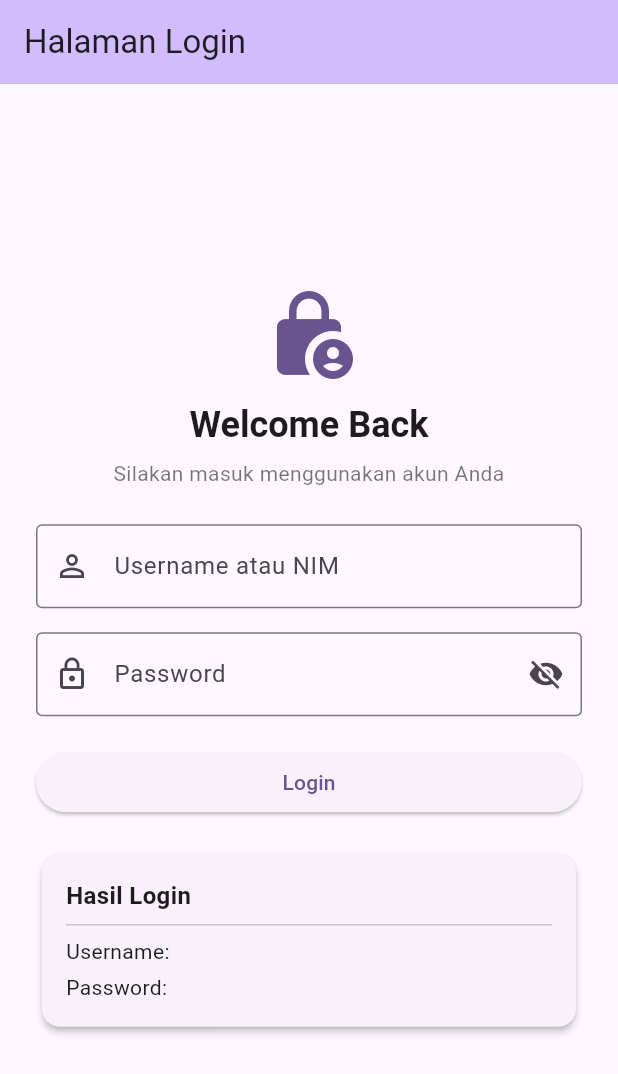
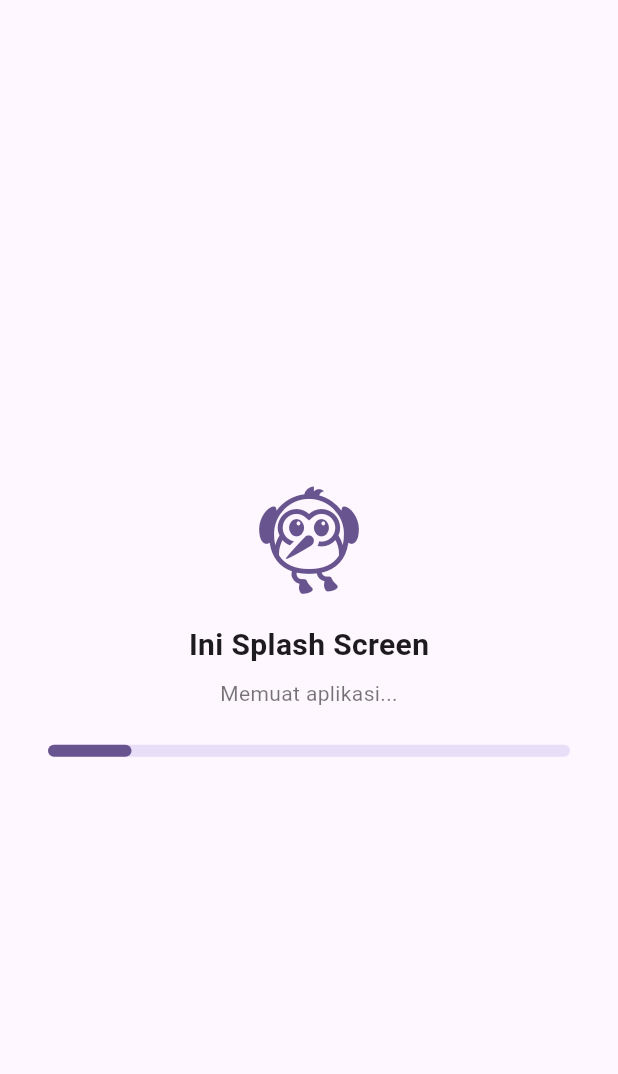
Before and after one commit to ruslibintang085-commits/tugas-ppb-flutter, a Flutter app: the first screen one second after launch, on a phone screen of 412 x 824 dp. Shown: the top 1074 px of the screen. Run offline on Flutter 3.47's test engine with Material 3 defaults, Android fonts, the phone set to English and light mode, and no system bars; our stand-ins replace shared_preferences.

Commit message:
Menambahkan Splash Screen, LinearProgressIndicator, dan SharedPreferences

```diff
--- a/lib/main.dart
+++ b/lib/main.dart
@@ -1,5 +1,7 @@
 import 'package:flutter/material.dart';
+import 'pages/splash_pages.dart';
 import 'pages/login_page.dart';
+import 'pages/my_home_page.dart';
 
 void main() {
   runApp(const MyApp());
@@ -11,13 +13,18 @@ class MyApp extends StatelessWidget {
   @override
   Widget build(BuildContext context) {
     return MaterialApp(
-      title: 'Tugas 3 Flutter',
+      title: 'Tugas PPB Flutter',
       debugShowCheckedModeBanner: false,
       theme: ThemeData(
         colorScheme: ColorScheme.fromSeed(seedColor: Colors.deepPurple),
         useMaterial3: true,
       ),
-      home: const LoginPage(title: 'Halaman Login'),
+      initialRoute: '/',
+      routes: {
+        '/': (context) => const SplashPages(),
+        '/login': (context) => const LoginPage(title: 'Halaman Login'),
+        '/home': (context) => const MyHomePage(title: 'Home / Beranda'),
+      },
     );
   }
 }
--- /dev/null
+++ b/lib/pages/splash_pages.dart
@@ -0,0 +1,93 @@
+import 'package:flutter/material.dart';
+import 'package:shared_preferences/shared_preferences.dart';
+
+class SplashPages extends StatefulWidget {
+  const SplashPages({super.key});
+
+  @override
+  State<SplashPages> createState() => _SplashPagesState();
+}
+
+class _SplashPagesState extends State<SplashPages>
+    with TickerProviderStateMixin {
+  late AnimationController _animationController;
+
+  @override
+  void initState() {
+    super.initState();
+
+    // Mengatur animasi progress bar selama 5 detik seperti contoh dosen
+    _animationController = AnimationController(
+      vsync: this,
+      duration: const Duration(seconds: 5),
+    )..addListener(() {
+        setState(() {});
+      });
+
+    _animationController.forward().whenComplete(() {
+      _cekStatusLogin();
+    });
+  }
+
+  Future<void> _cekStatusLogin() async {
+    final prefs = await SharedPreferences.getInstance();
+    final savedUsername = prefs.getString('username');
+
+    if (!mounted) return;
+
+    if (savedUsername != null && savedUsername.isNotEmpty) {
+      // Jika sudah pernah login sebelumnya, langsung masuk ke Beranda
+      Navigator.pushReplacementNamed(
+        context,
+        '/home',
+        arguments: savedUsername,
+      );
+    } else {
+      // Jika belum login, arahkan ke halaman Login
+      Navigator.pushReplacementNamed(context, '/login');
+    }
+  }
+
+  @override
+  void dispose() {
+    _animationController.dispose();
+    super.dispose();
+  }
+
+  @override
+  Widget build(BuildContext context) {
+    return Scaffold(
+      body: Center(
+        child: Padding(
+          padding: const EdgeInsets.symmetric(horizontal: 32.0),
+          child: Column(
+            mainAxisAlignment: MainAxisAlignment.center,
+            children: [
+              Icon(
+                Icons.flutter_dash,
+                size: 80,
+                color: Theme.of(context).colorScheme.primary,
+              ),
+              const SizedBox(height: 16),
+              const Text(
+                "Ini Splash Screen",
+                style: TextStyle(fontSize: 20, fontWeight: FontWeight.bold),
+              ),
+              const SizedBox(height: 8),
+              const Text(
+                "Memuat aplikasi...",
+                style: TextStyle(color: Colors.black54),
+              ),
+              const SizedBox(height: 24),
+              LinearProgressIndicator(
+                value: _animationController.value,
+                minHeight: 8,
+                borderRadius: BorderRadius.circular(8),
+              ),
+            ],
+          ),
+        ),
+      ),
+    );
+  }
+}
--- a/pubspec.yaml
+++ b/pubspec.yaml
@@ -34,6 +34,7 @@ dependencies:
   # The following adds the Cupertino Icons font to your application.
   # Use with the CupertinoIcons class for iOS style icons.
   cupertino_icons: ^1.0.8
+  shared_preferences: ^2.5.6
 
 dev_dependencies:
   flutter_test:
```
Also changed, not shown: lib/pages/login_page.dart (+11 -9 lines), lib/pages/my_home_page.dart (+25 -7 lines), pubspec.lock, 3 other files.
